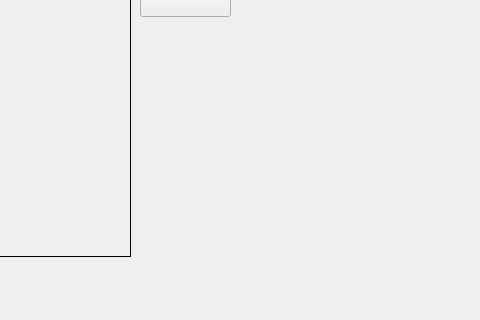
LemuelKL/Bubble-Sheet-OMR-OpenCV-Qt, file mainwindow.ui: the form before one commit; both pictures show x 240 to 720 and y 331 to 651 of the 1200 by 651 pixel window.
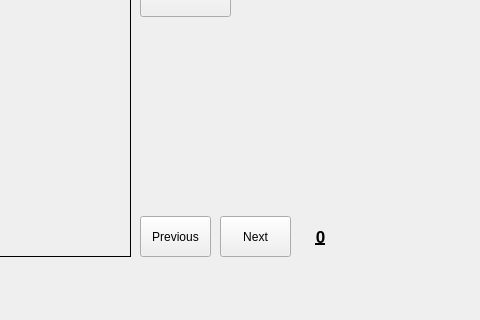
The form after the commit.

Commit message: Added image browsing with "previous" and "next" buttons.

Patch:
```diff
--- a/mainwindow.ui
+++ b/mainwindow.ui
@@ -264,6 +264,68 @@
      <enum>Qt::ScrollBarAlwaysOff</enum>
     </property>
    </widget>
+   <widget class="QPushButton" name="pushButton_PrevPage">
+    <property name="geometry">
+     <rect>
+      <x>380</x>
+      <y>530</y>
+      <width>71</width>
+      <height>41</height>
+     </rect>
+    </property>
+    <property name="text">
+     <string>Previous</string>
+    </property>
+   </widget>
+   <widget class="QPushButton" name="pushButton_NextPage">
+    <property name="geometry">
+     <rect>
+      <x>460</x>
+      <y>530</y>
+      <width>71</width>
+      <height>41</height>
+     </rect>
+    </property>
+    <property name="text">
+     <string>Next</string>
+    </property>
+   </widget>
+   <widget class="QLabel" name="label_CurrentPageNumber">
+    <property name="geometry">
+     <rect>
+      <x>540</x>
+      <y>530</y>
+      <width>41</width>
+      <height>41</height>
+     </rect>
+    </property>
+    <property name="font">
+     <font>
+      <pointsize>13</pointsize>
+      <weight>75</weight>
+      <italic>false</italic>
+      <bold>true</bold>
+      <underline>true</underline>
+      <strikeout>false</strikeout>
+      <kerning>true</kerning>
+     </font>
+    </property>
+    <property name="cursor">
+     <cursorShape>CrossCursor</cursorShape>
+    </property>
+    <property name="autoFillBackground">
+     <bool>false</bool>
+    </property>
+    <property name="text">
+     <string>0</string>
+    </property>
+    <property name="scaledContents">
+     <bool>false</bool>
+    </property>
+    <property name="alignment">
+     <set>Qt::AlignCenter</set>
+    </property>
+   </widget>
   </widget>
   <widget class="QMenuBar" name="menuBar">
    <property name="geometry">
```
The commit also changes 15 other files.
